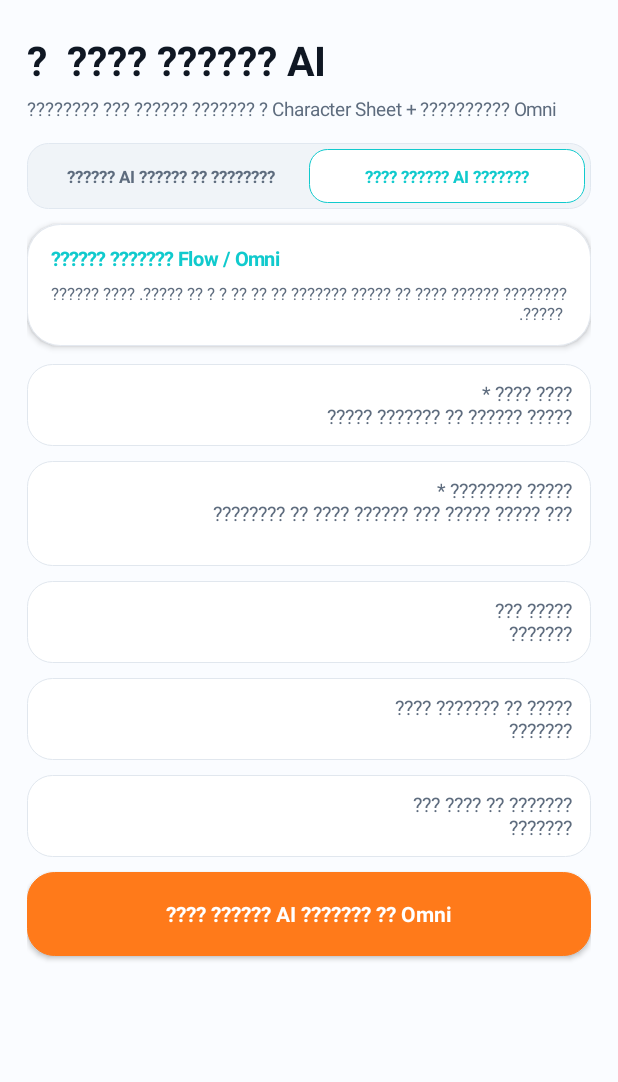
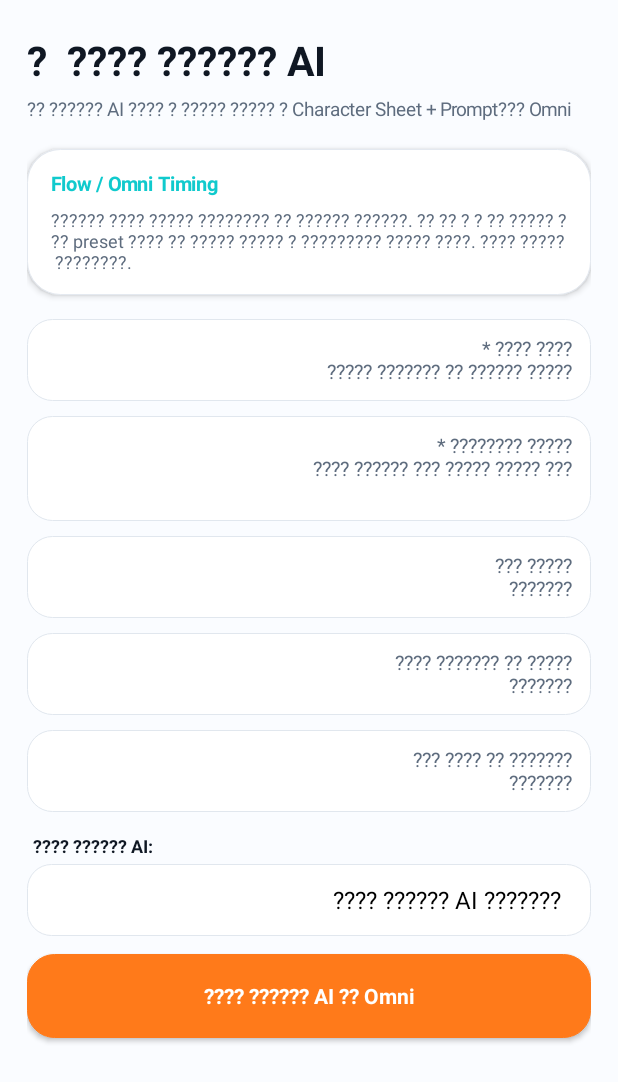
Before and after one commit to iranzakerb-ai/takeoff-android-builder, an Android app: the AiVideoStudioActivity screen opened directly, with no data from a screen before it, on a phone screen of 412 x 824 dp. Shown: the top 1082 px of the screen. Run offline under Robolectric (Android 15) with nearby library versions, the light colour scheme and no system bars.

Commit message:
fix(android): ensure UTF-8 encoding for Persian contract strings and dual mode selectors

```diff
--- a/app/src/main/java/ai/takeoff/insightscompanion/AiVideoStudioActivity.kt
+++ b/app/src/main/java/ai/takeoff/insightscompanion/AiVideoStudioActivity.kt
@@ -10,10 +10,12 @@ import android.graphics.drawable.GradientDrawable
 import android.os.Bundle
 import android.view.Gravity
 import android.view.View
+import android.widget.ArrayAdapter
 import android.widget.Button
 import android.widget.EditText
 import android.widget.LinearLayout
 import android.widget.ScrollView
+import android.widget.Spinner
 import android.widget.TextView
 import android.widget.Toast
 import org.json.JSONArray
@@ -27,21 +29,16 @@ class AiVideoStudioActivity : Activity() {
     private val muted = Color.rgb(94, 108, 126)
     private val orange = Color.rgb(255, 122, 26)
     private val teal = Color.rgb(16, 202, 205)
-    private val lightGray = Color.rgb(240, 244, 248)
 
     private lateinit var niche: EditText
     private lateinit var description: EditText
     private lateinit var audience: EditText
     private lateinit var offer: EditText
     private lateinit var constraints: EditText
+    private lateinit var modeSpinner: Spinner
     private lateinit var status: TextView
     private lateinit var results: LinearLayout
     private lateinit var generate: Button
-    private lateinit var tabCinematic: TextView
-    private lateinit var tabViral10s: TextView
-    private lateinit var infoTitle: TextView
-    private lateinit var infoBody: TextView
-    private var selectedMode = "cinematic"
 
     override fun onCreate(savedInstanceState: Bundle?) {
         super.onCreate(savedInstanceState)
@@ -58,7 +55,6 @@ class AiVideoStudioActivity : Activity() {
             layoutDirection = View.LAYOUT_DIRECTION_RTL
             setPadding(dp(18), dp(22), dp(18), dp(32))
         }
-
         root.addView(TextView(this).apply {
             text = "?  ???? ?????? AI"
             textSize = 27f
@@ -66,53 +62,38 @@ class AiVideoStudioActivity : Activity() {
             setTextColor(ink)
             setOnClickListener { finish() }
         })
-
         root.addView(TextView(this).apply {
-            text = "???????? ??? ?????? ??????? ? Character Sheet + ?????????? Omni"
+            text = "?? ?????? AI ???? ? ????? ????? ? Character Sheet + Prompt??? Omni"
             textSize = 12.5f
             setTextColor(muted)
-            setPadding(0, dp(6), 0, dp(14))
+            setPadding(0, dp(6), 0, dp(18))
         })
-
-        // 2-Mode Selector Tab Bar
-        val tabsContainer = LinearLayout(this).apply {
-            orientation = LinearLayout.HORIZONTAL
-            setPadding(dp(4), dp(4), dp(4), dp(4))
-            background = rounded(lightGray, 14, Color.rgb(225, 232, 240))
-        }
-
-        tabCinematic = TextView(this).apply {
-            text = "???? ?????? AI ???????"
-            textSize = 11.5f
-            typeface = Typeface.DEFAULT_BOLD
-            gravity = Gravity.CENTER
-            setPadding(dp(10), dp(10), dp(10), dp(10))
-            setOnClickListener { setMode("cinematic") }
-        }
-
-        tabViral10s = TextView(this).apply {
-            text = "?????? AI ?????? ?? ????????"
-            textSize = 11.5f
-            typeface = Typeface.DEFAULT_BOLD
-            gravity = Gravity.CENTER
-            setPadding(dp(10), dp(10), dp(10), dp(10))
-            setOnClickListener { setMode("viral_10s") }
-        }
-
-        tabsContainer.addView(tabCinematic, LinearLayout.LayoutParams(0, -2, 1f))
-        tabsContainer.addView(tabViral10s, LinearLayout.LayoutParams(0, -2, 1f))
-        root.addView(tabsContainer, margin(10))
-
         root.addView(infoCard())
 
         niche = field("???? ???? *", "????? ?????? ?? ??????? ?????", 2)
-        description = field("????? ???????? *", "??? ????? ????? ??? ?????? ???? ?? ????????", 3)
+        description = field("????? ???????? *", "??? ????? ????? ??? ?????? ????", 3)
         audience = field("????? ???", "???????", 2)
         offer = field("????? ?? ??????? ????", "???????", 2)
         constraints = field("??????? ?? ???? ???", "???????", 2)
         listOf(niche, description, audience, offer, constraints).forEach { root.addView(it, margin(10)) }
 
+        root.addView(TextView(this).apply {
+            text = "???? ?????? AI:"
+            textSize = 12f
+            typeface = Typeface.DEFAULT_BOLD
+            setTextColor(ink)
+            setPadding(dp(4), dp(4), dp(4), dp(4))
+        })
+        modeSpinner = Spinner(this).apply {
+            adapter = ArrayAdapter(this@AiVideoStudioActivity, android.R.layout.simple_spinner_dropdown_item, listOf("???? ?????? AI ???????", "???? ?????? AI ?????? ?? ????????"))
+            setSelection(0)
+            background = rounded(Color.WHITE, 16, Color.rgb(225, 231, 238))
+            setPadding(dp(12), dp(8), dp(12), dp(8))
+        }
+        root.addView(modeSpinner, LinearLayout.LayoutParams(-1, dp(48)).apply { bottomMargin = dp(12) })
+
         generate = Button(this).apply {
+            text = "???? ?????? AI ?? Omni"
             isAllCaps = false
             textSize = 14f
             typeface = Typeface.DEFAULT_BOLD
@@ -121,7 +102,6 @@ class AiVideoStudioActivity : Activity() {
             setOnClickListener { generate() }
         }
         root.addView(generate, LinearLayout.LayoutParams(-1, dp(56)).apply { bottomMargin = dp(10) })
-
         status = TextView(this).apply {
             textSize = 12.5f
             setTextColor(muted)
@@ -129,37 +109,13 @@ class AiVideoStudioActivity : Activity() {
             setPadding(0, dp(5), 0, dp(10))
         }
         root.addView(status)
-
         results = LinearLayout(this).apply {
             orientation = LinearLayout.VERTICAL
             layoutDirection = View.LAYOUT_DIRECTION_RTL
         }
         root.addView(results)
-
-        setMode("cinematic")
         scroll.addView(root)
         return scroll
-    }
-
-    private fun setMode(mode: String) {
-        selectedMode = mode
-        if (mode == "cinematic") {
-            tabCinematic.background = rounded(Color.WHITE, 12, teal)
-            tabCinematic.setTextColor(teal)
-            tabViral10s.background = null
-            tabViral10s.setTextColor(muted)
-            infoTitle.text = "?????? ??????? Flow / Omni"
-            infoBody.text = "???????? ?????? ???? ?? ????? ??????? ?? ?? ?? ? ? ?? ?????. ???? ?????? ?????."
-            generate.text = "???? ?????? AI ??????? ?? Omni"
-        } else {
-            tabViral10s.background = rounded(Color.WHITE, 12, teal)
-            tabViral10s.setTextColor(teal)
-            tabCinematic.background = null
-            tabCinematic.setTextColor(muted)
-            infoTitle.text = "???? Visual Micro-Spectacle (?? ?????)"
-            infoBody.text = "??????? ?????? ?? ???????? ?? ?? ????? ??????? ??????? ???? ??????? ??? ???? ? ??? ??????."
-            generate.text = "???? ?????? AI ?????? ?? ???????? (Micro-Spectacle)"
-        }
     }
 
     private fun infoCard() = LinearLayout(this).apply {
@@ -167,19 +123,19 @@ class AiVideoStudioActivity : Activity() {
         setPadding(dp(16), dp(14), dp(16), dp(14))
         background = rounded(Color.WHITE, 22, Color.rgb(228, 233, 240))
         elevation = dp(3).toFloat()
-        infoTitle = TextView(this@AiVideoStudioActivity).apply {
+        addView(TextView(this@AiVideoStudioActivity).apply {
+            text = "Flow / Omni Timing"
             textSize = 13f
             typeface = Typeface.DEFAULT_BOLD
             setTextColor(teal)
-        }
-        infoBody = TextView(this@AiVideoStudioActivity).apply {
-            textSize = 11.5f
+        })
+        addView(TextView(this@AiVideoStudioActivity).apply {
+            text = "?????? ???? ????? ???????? ?? ?????? ??????. ?? ?? ? ? ?? ????? ??? preset ???? ?? ????? ????? ? ????????? ????? ????. ???? ????? ????????."
+            textSize = 12f
             setTextColor(muted)
-            setPadding(0, dp(6), 0, 0)
-        }
-        addView(infoTitle)
-        addView(infoBody)
-    }.also { it.layoutParams = margin(12) }
+            setPadding(0, dp(7), 0, 0)
+        })
+    }.also { it.layoutParams = margin(16) }
 
     private fun field(title: String, hint: String, lines: Int) = EditText(this).apply {
         this.hint = "$title\n$hint"
@@ -200,20 +156,20 @@ class AiVideoStudioActivity : Activity() {
             toast("???? ???? ? ????? ???????? ?? ???? ??")
             return
         }
+        val selectedAiMode = if (modeSpinner.selectedItemPosition == 1) "viral_10s" else "cinematic"
         val body = JSONObject()
             .put("niche", n)
             .put("business_description", d)
             .put("audience", audience.text.toString().trim())
             .put("offer", offer.text.toString().trim())
             .put("production_constraints", constraints.text.toString().trim())
-            .put("mode", selectedMode)
-            .put("creative_preference", if (selectedMode == "viral_10s") "Visual Micro-Spectacle 10s" else "Cinematic Multi-Scene")
+            .put("mode", selectedAiMode)
+            .put("creative_preference", if (selectedAiMode == "viral_10s") "Visual Micro-Spectacle 10s" else "??????? ??????????? Retention? ????? ????? ????? ?? preset??? ?/?/?/??? ???? ????? ????????")
 
         generate.isEnabled = false
         results.removeAllViews()
-        status.text = if (selectedMode == "viral_10s") "?? ??? ????? ?? ???? Micro-Spectacle? ?????? ?????? ?? ???????? ? Character Sheet?" else "???? ???????? ????? ???? ? Retention? ????? ??????? ? Omni Prompt?"
+        status.text = if (selectedAiMode == "viral_10s") "???? ???? ?? ???????? Micro-Spectacle? ????? ????? ?????? ? Omni Prompt?" else "???? ???????? ????? ???? ? Retention? ????? ??????? ? Omni Prompt?"
         status.setTextColor(orange)
-
         Thread {
             val response = runCatching { post(body) }.getOrElse { 0 to it.message.orEmpty() }
             runOnUiThread {
@@ -256,11 +212,12 @@ class AiVideoStudioActivity : Activity() {
     private fun render(root: JSONObject) {
         results.removeAllViews()
         val video = root.optJSONObject("video") ?: root.optJSONArray("videos")?.optJSONObject(0) ?: root.optJSONObject("result")?.optJSONObject("video") ?: root
-        val isSpectacle = video.optString("mode") == "viral_10s" || video.optString("content_type") == "AI Visual Micro-Spectacle" || selectedMode == "viral_10s"
+        val isSpectacle = video.optString("mode") == "viral_10s" || video.optString("content_type") == "AI Visual Micro-Spectacle"
         status.text = if (isSpectacle) "?????? AI ?????? ?? ???????? ????? ???" else "???? ????? ????? ???"
         status.setTextColor(teal)
 
-        val title = video.optString("title").ifBlank { "?????? ????? TakeOff" }
+        val title = video.optString("title").ifBlank { video.optString("concept").ifBlank { "?????? ????? TakeOff" } }
+        results.addView(card("??????? ?????", title + "\n" + video.optString("summary").ifBlank { video.optString("concept") }))
 
         if (isSpectacle) {
             val archetype = video.optString("archetype")
@@ -269,35 +226,10 @@ class AiVideoStudioActivity : Activity() {
             val hook1s = video.optString("visual_hook_1s")
             val audioMode = video.optString("audio_mode")
             val loop = video.optString("loop_ending")
-            val desc = listOf(
-                "??????? ?????: $archetype",
-                "???? ??????: $anchor",
-                "????? ??????: $brokenRule",
-                "???? ????? ???: $hook1s",
-                "?? ????: $audioMode",
-                "??? ??????: $loop"
-            ).joinToString("\n")
-            results.addView(card("? $title (???? ?? ????????)", desc))
-
-            // Two primary copy cards for 10s spectacle
-            val charPrompt = video.optString("character_sheet_prompt").ifBlank {
-                video.optJSONArray("characters")?.optJSONObject(0)?.optString("character_sheet_prompt").orEmpty()
-            }
-            if (charPrompt.isNotBlank()) {
-                results.addView(copyCard("Character Sheet Prompt (?????? ???? ???? ? ???? ???????)", charPrompt, "??? Character Sheet Prompt"))
-            }
-
-            val omniPrompt = video.optString("omni_prompt").ifBlank {
-                video.optJSONArray("scenes")?.optJSONObject(0)?.optString("omni_prompt").orEmpty()
-            }
-            if (omniPrompt.isNotBlank()) {
-                results.addView(copyCard("10s Omni Prompt (????? ???? ?? Flow / Omni)", omniPrompt, "??? 10s Omni Prompt"))
-            }
-            return
+            val meta = "???????: $archetype\n???? ??????: $anchor\n????? ???????: $brokenRule\n????: $hook1s\n?? ????: $audioMode\n???: $loop"
+            results.addView(card("?????? Visual Micro-Spectacle", meta))
         }
 
-        // Cinematic multi-scene rendering
-        results.addView(card("??????? ?????", title + "\n" + video.optString("summary").ifBlank { video.optString("concept") }))
         val chars = video.optJSONArray("characters") ?: root.optJSONArray("characters") ?: JSONArray()
         for (i in 0 until chars.length()) {
             val c = chars.optJSONObject(i) ?: continue
@@ -305,6 +237,7 @@ class AiVideoStudioActivity : Activity() {
             val prompt = c.optString("character_sheet_prompt").ifBlank { c.optString("prompt") }
             if (prompt.isNotBlank()) results.addView(copyCard("Character Sheet ? $name", prompt, "??? Character Sheet Prompt"))
         }
+
         val scenes = video.optJSONArray("scenes") ?: root.optJSONArray("scenes") ?: JSONArray()
         for (i in 0 until scenes.length()) {
             val s = scenes.optJSONObject(i) ?: continue
```
Also changed, not shown: app/src/main/java/ai/takeoff/insightscompanion/ScenarioStudioActivity.kt (+40 -70 lines).
